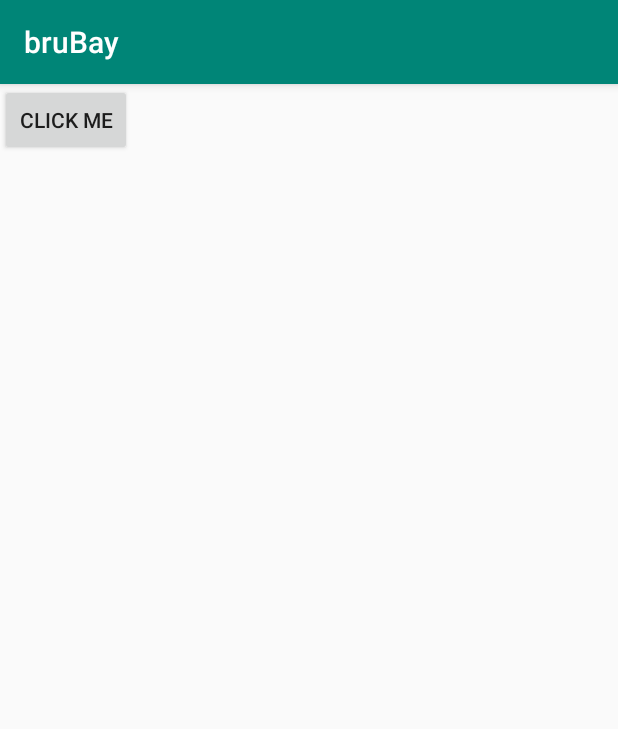
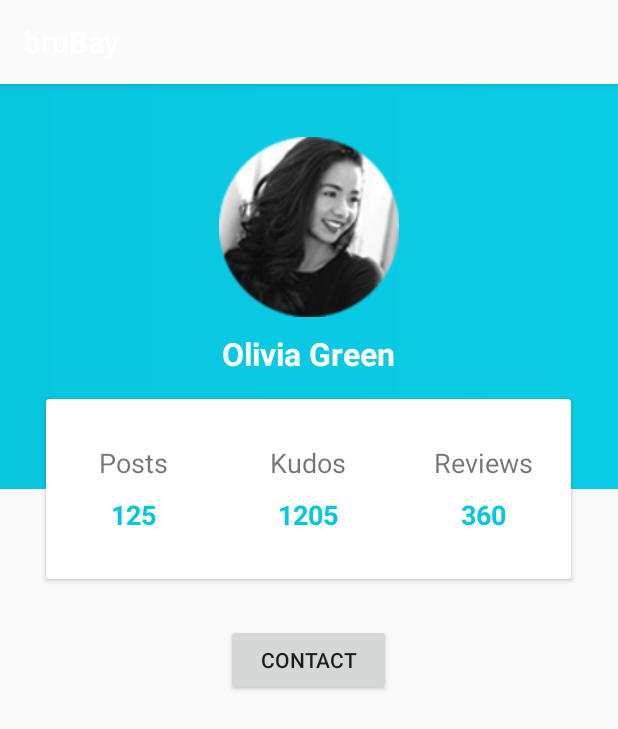
Before and after one commit to CS2001-Group6ix/BruBayApp, an Android app: the MainActivity screen opened directly, with no data from a screen before it, on a phone screen of 412 x 824 dp. Shown: the top 729 px of the screen. Run offline under Robolectric (Android 15) with nearby library versions, the phone set to English and light mode, and no system bars.

Commit message:
Buyer / Seller information page, draft 1 finished; needs to be linked to the rest of the app. This can be done once we start the listing preview page. (Listing Preview -> See Information of Seller etc)
- Olly

```diff
--- a/app/build.gradle
+++ b/app/build.gradle
@@ -21,6 +21,7 @@ android {
 dependencies {
     implementation fileTree(dir: 'libs', include: ['*.jar'])
     implementation 'com.android.support:appcompat-v7:28.0.0'
+    implementation 'com.android.support:cardview-v7:28.0.0'
     implementation 'com.android.support.constraint:constraint-layout:1.1.3'
     testImplementation 'junit:junit:4.12'
     androidTestImplementation 'com.android.support.test:runner:1.0.2'
--- a/app/src/main/java/com/example/olee/brubay/MainActivity.java
+++ b/app/src/main/java/com/example/olee/brubay/MainActivity.java
@@ -8,21 +8,13 @@ import android.widget.Toast;
 
 public class MainActivity extends AppCompatActivity {
 
-    protected Button myButton;
-    String myString = "This is a new notification";
+
 
     @Override
     protected void onCreate(Bundle savedInstanceState) {
         super.onCreate(savedInstanceState);
         setContentView(R.layout.activity_main);
 
-        myButton = (Button)findViewById(R.id.buttonID);
 
-        myButton.setOnClickListener(new View.OnClickListener() {
-            @Override
-            public void onClick(View v) {
-                Toast.makeText(getApplicationContext(), myString, Toast.LENGTH_LONG).show();
-            }
-        });
     }
 }
--- /dev/null
+++ b/app/src/main/res/drawable/bg_gradient.xml
@@ -0,0 +1,7 @@
+<?xml version="1.0" encoding="utf-8"?>
+<shape xmlns:android="http://schemas.android.com/apk/res/android">
+<gradient
+    android:startColor="@color/startblue"
+    android:endColor="@color/endblue"
+    />
+</shape>
--- /dev/null
+++ b/app/src/main/res/drawable/ic_email_black_24dp.xml
@@ -0,0 +1,9 @@
+<vector xmlns:android="http://schemas.android.com/apk/res/android"
+        android:width="24dp"
+        android:height="24dp"
+        android:viewportWidth="24.0"
+        android:viewportHeight="24.0">
+    <path
+        android:fillColor="@color/startblue"
+        android:pathData="M20,4L4,4c-1.1,0 -1.99,0.9 -1.99,2L2,18c0,1.1 0.9,2 2,2h16c1.1,0 2,-0.9 2,-2L22,6c0,-1.1 -0.9,-2 -2,-2zM20,8l-8,5 -8,-5L4,6l8,5 8,-5v2z"/>
+</vector>
--- /dev/null
+++ b/app/src/main/res/drawable/ic_forum_black_24dp.xml
@@ -0,0 +1,9 @@
+<vector xmlns:android="http://schemas.android.com/apk/res/android"
+        android:width="24dp"
+        android:height="24dp"
+        android:viewportWidth="24.0"
+        android:viewportHeight="24.0">
+    <path
+        android:fillColor="@color/startblue"
+        android:pathData="M21,6h-2v9L6,15v2c0,0.55 0.45,1 1,1h11l4,4L22,7c0,-0.55 -0.45,-1 -1,-1zM17,12L17,3c0,-0.55 -0.45,-1 -1,-1L3,2c-0.55,0 -1,0.45 -1,1v14l4,-4h10c0.55,0 1,-0.45 1,-1z"/>
+</vector>
--- /dev/null
+++ b/app/src/main/res/drawable/ic_group_add_black_24dp.xml
@@ -0,0 +1,9 @@
+<vector xmlns:android="http://schemas.android.com/apk/res/android"
+        android:width="24dp"
+        android:height="24dp"
+        android:viewportWidth="24.0"
+        android:viewportHeight="24.0">
+    <path
+        android:fillColor="@color/startblue"
+        android:pathData="M8,10L5,10L5,7L3,7v3L0,10v2h3v3h2v-3h3v-2zM18,11c1.66,0 2.99,-1.34 2.99,-3S19.66,5 18,5c-0.32,0 -0.63,0.05 -0.91,0.14 0.57,0.81 0.9,1.79 0.9,2.86s-0.34,2.04 -0.9,2.86c0.28,0.09 0.59,0.14 0.91,0.14zM13,11c1.66,0 2.99,-1.34 2.99,-3S14.66,5 13,5c-1.66,0 -3,1.34 -3,3s1.34,3 3,3zM19.62,13.16c0.83,0.73 1.38,1.66 1.38,2.84v2h3v-2c0,-1.54 -2.37,-2.49 -4.38,-2.84zM13,13c-2,0 -6,1 -6,3v2h12v-2c0,-2 -4,-3 -6,-3z"/>
+</vector>
--- /dev/null
+++ b/app/src/main/res/drawable/ic_phone_iphone_black_24dp.xml
@@ -0,0 +1,9 @@
+<vector xmlns:android="http://schemas.android.com/apk/res/android"
+        android:width="24dp"
+        android:height="24dp"
+        android:viewportWidth="24.0"
+        android:viewportHeight="24.0">
+    <path
+        android:fillColor="@color/startblue"
+        android:pathData="M15.5,1h-8C6.12,1 5,2.12 5,3.5v17C5,21.88 6.12,23 7.5,23h8c1.38,0 2.5,-1.12 2.5,-2.5v-17C18,2.12 16.88,1 15.5,1zM11.5,22c-0.83,0 -1.5,-0.67 -1.5,-1.5s0.67,-1.5 1.5,-1.5 1.5,0.67 1.5,1.5 -0.67,1.5 -1.5,1.5zM16,18L7,18L7,4h9v14z"/>
+</vector>
--- a/app/src/main/res/layout/activity_main.xml
+++ b/app/src/main/res/layout/activity_main.xml
@@ -1,17 +1,117 @@
 <?xml version="1.0" encoding="utf-8"?>
-<android.support.constraint.ConstraintLayout xmlns:android="http://schemas.android.com/apk/res/android"
+<LinearLayout xmlns:android="http://schemas.android.com/apk/res/android"
     xmlns:app="http://schemas.android.com/apk/res-auto"
     xmlns:tools="http://schemas.android.com/tools"
     android:layout_width="match_parent"
     android:layout_height="match_parent"
-    tools:context=".MainActivity">
+    tools:context=".MainActivity"
+    android:background="@color/graylight"
+    android:orientation="vertical">
+
+    <RelativeLayout
+        android:layout_width="match_parent"
+        android:layout_height="350dp">
+        <LinearLayout
+            android:background="@drawable/bg_gradient"
+            android:layout_width="match_parent"
+            android:layout_height="270dp"
+            android:orientation="vertical">
+
+            <ImageView
+                android:layout_width="120dp"
+                android:layout_height="120dp"
+                android:layout_gravity="center_horizontal"
+                android:layout_marginTop="35dp"
+                android:src="@drawable/temp_profile_pic" />
+            <TextView
+                android:layout_marginTop="10dp"
+                android:layout_gravity="center_horizontal"
+                android:layout_width="wrap_content"
+                android:layout_height="wrap_content"
+                android:text="Olivia Green"
+                android:textColor="#fff"
+                android:textStyle="bold"
+                android:textSize="21sp"/>
+        </LinearLayout>
+        <android.support.v7.widget.CardView
+            android:layout_width="350dp"
+            android:layout_height="120dp"
+            android:layout_centerHorizontal="true"
+            android:layout_marginTop="210dp">
+            <LinearLayout
+                android:layout_width="match_parent"
+                android:layout_height="match_parent"
+                android:orientation="horizontal"
+                android:weightSum="3">
+                <LinearLayout
+                    android:gravity="center"
+                    android:orientation="vertical"
+                    android:layout_width="0dp"
+                    android:layout_weight="1"
+                    android:layout_height="match_parent">
+                    <TextView
+                        android:layout_width="wrap_content"
+                        android:layout_height="wrap_content"
+                        android:text="Posts"
+                        android:textSize="18sp"/>
+                    <TextView
+                        android:layout_width="wrap_content"
+                        android:layout_height="wrap_content"
+                        android:text="125"
+                        android:textStyle="bold"
+                        android:textSize="18sp"
+                        android:paddingTop="10dp"
+                        android:textColor="@color/startblue"/>
+                </LinearLayout>
+                <LinearLayout
+                    android:gravity="center"
+                    android:orientation="vertical"
+                    android:layout_width="0dp"
+                    android:layout_weight="1"
+                    android:layout_height="match_parent">
+                    <TextView
+                        android:layout_width="wrap_content"
+                        android:layout_height="wrap_content"
+                        android:text="Kudos"
+                        android:textSize="18sp"/>
+                    <TextView
+                        android:layout_width="wrap_content"
+                        android:layout_height="wrap_content"
+                        android:text="1205"
+                        android:textStyle="bold"
+                        android:textSize="18sp"
+                        android:paddingTop="10dp"
+                        android:textColor="@color/startblue"/>
+                </LinearLayout>
+                <LinearLayout
+                    android:gravity="center"
+                    android:orientation="vertical"
+                    android:layout_width="0dp"
+                    android:layout_weight="1"
+                    android:layout_height="match_parent">
+                    <TextView
+                        android:layout_width="wrap_content"
+                        android:layout_height="wrap_content"
+                        android:text="Reviews"
+                        android:textSize="18sp"/>
+                    <TextView
+                        android:layout_width="wrap_content"
+                        android:layout_height="wrap_content"
+                        android:text="360"
+                        android:textStyle="bold"
+                        android:textSize="18sp"
+                        android:paddingTop="10dp"
+                        android:textColor="@color/startblue"/>
+                </LinearLayout>
+            </LinearLayout>
+        </android.support.v7.widget.CardView>
+    </RelativeLayout>
 
     <Button
-        android:id="@+id/buttonID"
-        android:layout_width="wrap_content"
+        android:layout_width="110dp"
         android:layout_height="wrap_content"
-        android:text="CLICK ME"
-        tools:layout_editor_absoluteX="148dp"
-        tools:layout_editor_absoluteY="447dp" />
+        android:layout_gravity="center_horizontal"
+        android:layout_marginTop="10dp"
+        android:text="CONTACT" />
 
-</android.support.constraint.ConstraintLayout>
+</LinearLayout>
--- a/app/src/main/res/values/colors.xml
+++ b/app/src/main/res/values/colors.xml
@@ -1,6 +1,10 @@
 <?xml version="1.0" encoding="utf-8"?>
 <resources>
-    <color name="colorPrimary">#008577</color>
-    <color name="colorPrimaryDark">#00574B</color>
-    <color name="colorAccent">#D81B60</color>
+    <!--<color name="colorPrimary">#3F51B5</color>-->
+    <color name="colorPrimary">#fafafa</color>
+    <color name="colorPrimaryDark">#292b3d</color>
+    <color name="colorAccent">#FF4081</color>
+    <color name="graylight">#fafafa</color>
+    <color name="startblue">#09c6df</color>
+    <color name="endblue">#0bcce6</color>
 </resources>
--- a/app/src/main/res/values/styles.xml
+++ b/app/src/main/res/values/styles.xml
@@ -6,6 +6,7 @@
         <item name="colorPrimary">@color/colorPrimary</item>
         <item name="colorPrimaryDark">@color/colorPrimaryDark</item>
         <item name="colorAccent">@color/colorAccent</item>
+        <item name="android:windowLightStatusBar">false</item>
     </style>
 
 </resources>
```
Also changed, not shown: app/src/main/res/drawable/temp_profile_pic.jpg (added).
